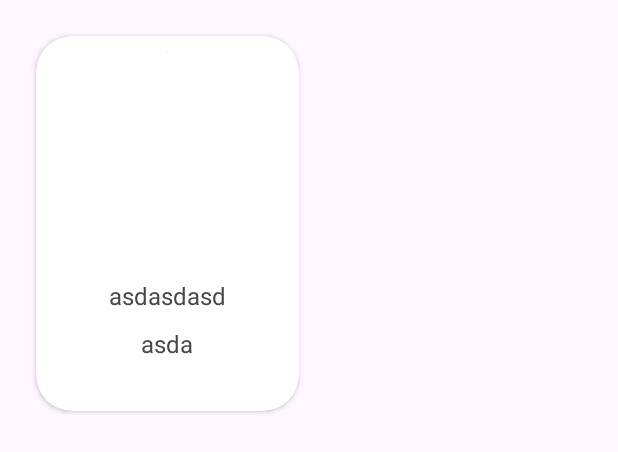
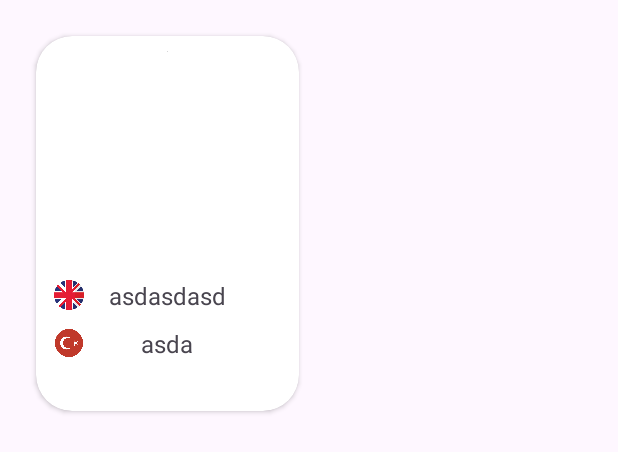
Before and after one commit to UmutDiler0/LanguageMap, an Android app: the layout row_item.xml on its own in the app's theme, with its tools: preview values and no code run, on a phone screen of 412 x 824 dp. Shown: the top 452 px of the screen. Run offline under Robolectric (Android 15) with nearby library versions, the phone set to English and light mode, and no system bars.

Commit message:
New rcview items has inited

```diff
--- a/app/src/main/java/com/example/languagemap/adapter/HomeAdapter.kt
+++ b/app/src/main/java/com/example/languagemap/adapter/HomeAdapter.kt
@@ -26,6 +26,7 @@ class HomeAdapter(
             with(binding) {
                 recyclerViewText.text = items.word
                 recyclerViewTranslatedText.text = items.translated
+                recyclerViewTranslatedText.text = items.translated2
             }
         }
     }
--- a/app/src/main/res/layout/row_item.xml
+++ b/app/src/main/res/layout/row_item.xml
@@ -30,12 +30,31 @@
         android:layout_gravity="center"/>
 
     <ImageView
-        android:id="@+id/imageView"
+        android:id="@+id/itemImage"
         android:layout_width="wrap_content"
         android:layout_marginTop="10dp"
         android:layout_gravity="center_horizontal"
         android:layout_height="wrap_content"
         tools:srcCompat="@tools:sample/avatars" />
 
+    <ImageView
+        android:id="@+id/countryImageEU"
+        android:layout_width="20dp"
+        android:layout_height="20dp"
+        android:layout_gravity="center_vertical"
+        android:layout_marginTop="48dp"
+        android:layout_marginStart="12dp"
+        app:srcCompat="@drawable/en" />
+
+    <ImageView
+        android:id="@+id/countryImageTR"
+        android:layout_width="20dp"
+        android:layout_height="20dp"
+        android:layout_gravity="center_vertical"
+        android:layout_marginTop="80dp"
+        android:layout_marginStart="12dp"
+        app:srcCompat="@drawable/tr" />
+
+
 
 </androidx.cardview.widget.CardView>
```
Also changed, not shown: app/src/main/res/drawable/deu.png (added), app/src/main/res/drawable/en.png (added), app/src/main/res/drawable/eu.png (deleted), app/src/main/res/drawable/ge.jpeg (deleted), app/src/main/res/drawable/tr.jpeg (deleted), app/src/main/res/drawable/tr.png (added).
